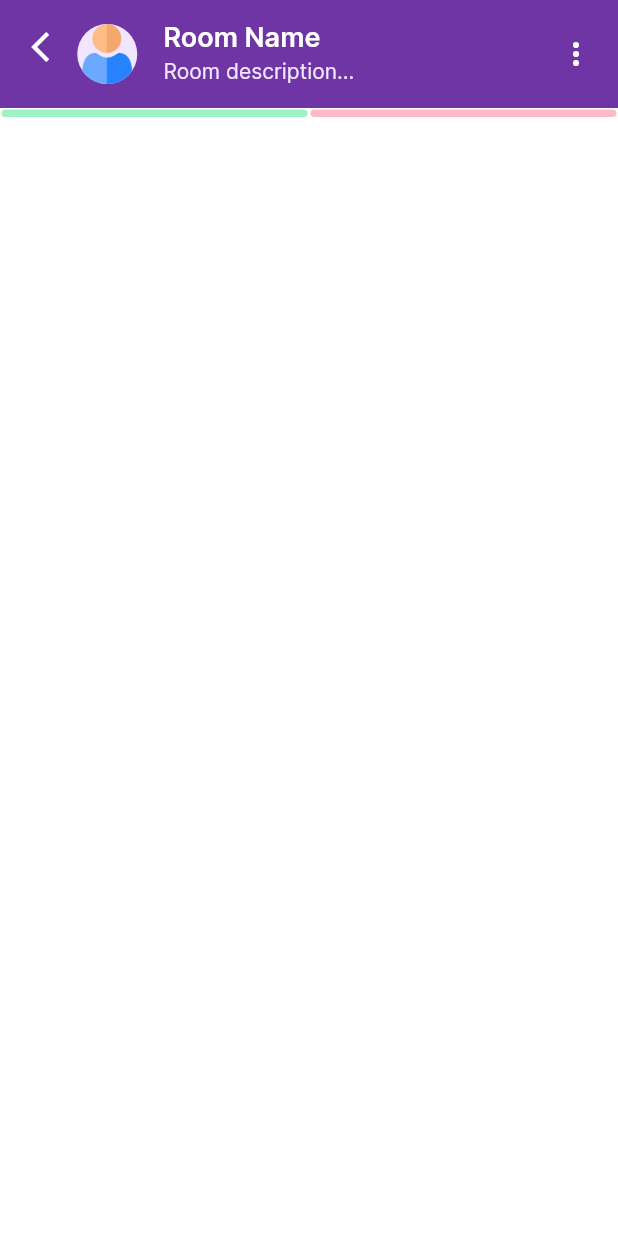
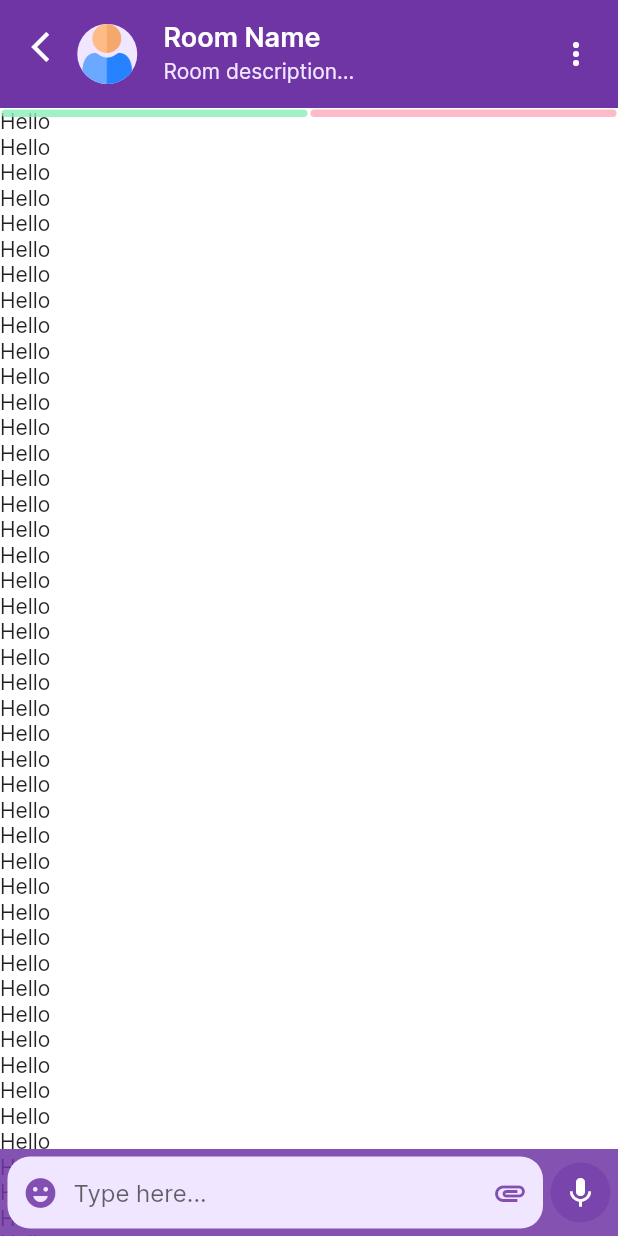
Before and after one commit to VigneshSambari/Flutter_Community_App, a Flutter app: the screen it shows after launch, on a phone screen of 412 x 824 dp. Run offline on Flutter 3.47's test engine with Material 2 defaults, Android fonts, the light colour scheme and no system bars; our stand-ins replace carousel_slider, dotted_border, file_picker, flutter_svg, rive, shared_preferences and 1 more.

Commit message:
adding chat clips

```diff
--- a/lib/Screens/chatScreens/chat_screen.dart
+++ b/lib/Screens/chatScreens/chat_screen.dart
@@ -34,6 +34,7 @@ class ChatScreen extends StatefulWidget {
 }
 
 class _ChatScreenState extends State<ChatScreen> {
+  TextEditingController messageController = TextEditingController();
   @override
   Widget build(BuildContext context) {
     Size size = MediaQuery.of(context).size;
@@ -41,6 +42,10 @@ class _ChatScreenState extends State<ChatScreen> {
       body: Container(
         width: size.width,
         height: size.height,
+        child: Stack(
+          children: [
+            SingleChildScrollView(
+              physics: NeverScrollableScrollPhysics(),
               child: Column(
                 children: [
                   ListTile(
@@ -70,87 +75,92 @@ class _ChatScreenState extends State<ChatScreen> {
                       color: Colors.white,
                     ),
                   ),
+                  Stack(
+                    children: [
                       Container(
-              width: size.width,
-              child: Stack(
-                children: [
+                        height: size.height,
+                        child: ListView.builder(
+                          shrinkWrap: true,
+                          itemCount: 100,
+                          itemBuilder: (context, index) {
+                            return Text("Hello");
+                          },
+                        ),
+                      ),
                       SwipeDownRow(events: events),
                     ],
                   ),
+                ],
               ),
+            ),
+            Positioned(
+              bottom: 0,
+              left: 0,
+              right: 0,
+              child: Container(
+                padding: EdgeInsets.symmetric(horizontal: 5, vertical: 5),
+                width: size.width,
+                decoration: BoxDecoration(
+                  color: kPrimaryColor.withOpacity(0.85),
+                ),
+                child: Row(
+                  children: [
+                    Expanded(
+                      child: Container(
+                        decoration: BoxDecoration(
+                          color: kPrimaryLightColor,
+                          borderRadius: BorderRadius.circular(15),
+                        ),
+                        child: Row(
+                          children: [
+                            Padding(
+                              padding: EdgeInsets.only(left: 10),
+                              child: Icon(
+                                Icons.emoji_emotions_rounded,
+                                color: kPrimaryColor.withOpacity(0.85),
+                              ),
+                            ),
+                            Expanded(
+                              child: TextField(
+                                controller: messageController,
+                                maxLines: null,
+                                decoration: InputDecoration(
+                                  contentPadding: EdgeInsets.symmetric(
+                                    horizontal: 10,
+                                  ),
+                                  border: InputBorder.none,
+                                  hintText: "Type here...",
+                                ),
+                              ),
+                            ),
+                            Padding(
+                              padding: EdgeInsets.only(right: 10),
+                              child: Icon(
+                                Icons.attachment,
+                                color: kPrimaryColor.withOpacity(0.85),
+                              ),
+                            ),
+                          ],
+                        ),
+                      ),
+                    ),
+                    SizedBox(
+                      width: 5,
+                    ),
+                    CircleAvatar(
+                      backgroundColor: kPrimaryColor.withOpacity(0.5),
+                      child: Icon(
+                        Icons.mic,
+                        color: Colors.white,
+                      ),
+                    )
+                  ],
+                ),
+              ),
+            )
           ],
         ),
       ),
     );
   }
 }
-
-// class SwipeDownSheet extends StatefulWidget {
-//   final Widget child;
-//   final double height;
-
-//   SwipeDownSheet({required this.child, required this.height});
-
-//   @override
-//   _SwipeDownSheetState createState() => _SwipeDownSheetState();
-// }
-
-// class _SwipeDownSheetState extends State<SwipeDownSheet> {
-//   bool _isOpen = false;
-
-//   @override
-//   Widget build(BuildContext context) {
-//     Size size = MediaQuery.of(context).size;
-//     return Column(
-//       children: [
-//         GestureDetector(
-//           onVerticalDragUpdate: (details) {
-//             if (!_isOpen && details.primaryDelta! > 0) {
-//               setState(() {
-//                 _isOpen = true;
-//               });
-//             }
-//           },
-//           onVerticalDragEnd: (details) {
-//             if (_isOpen && details.primaryVelocity! < 0) {
-//               setState(() {
-//                 _isOpen = false;
-//               });
-//             }
-//           },
-//           child: Container(
-//             height: 5,
-//             width: _isOpen ? 0 : size.width / 2,
-//             color: Colors.black,
-//           ),
-//         ),
-//         AnimatedContainer(
-//           height: _isOpen ? widget.height : 0,
-//           width: size.width / 1.5,
-//           duration: const Duration(milliseconds: 300),
-//           child: Stack(
-//             children: [
-//               widget.child,
-//               Positioned(
-//                 bottom: 0,
-//                 left: 0,
-//                 right: 0,
-//                 child: IconButton(
-//                   icon: Icon(
-//                     Icons.arrow_drop_up_rounded,
-//                     color: kPrimaryColor,
-//                   ),
-//                   onPressed: () {
-//                     setState(() {
-//                       _isOpen = false;
-//                     });
-//                   },
-//                 ),
-//               ),
-//             ],
-//           ),
-//         ),
-//       ],
-//     );
-//   }
-// }
```
Also changed, not shown: lib/components/swipers.dart (+72 -2 lines). Lines whose indentation alone changed are shown as unchanged.
